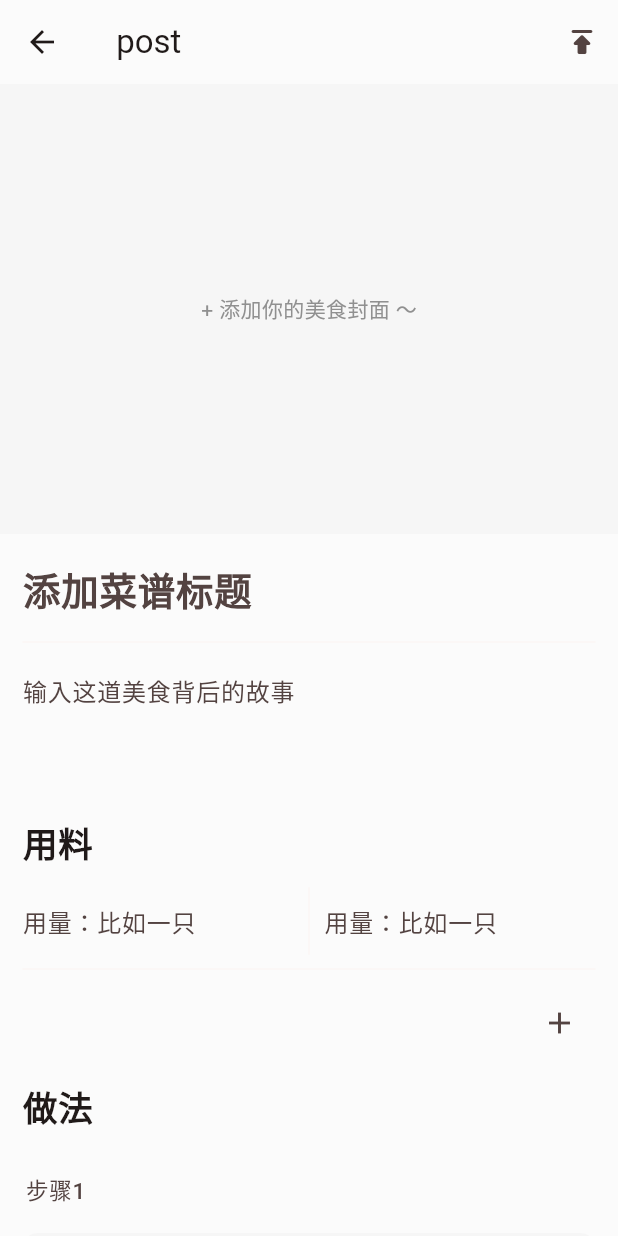
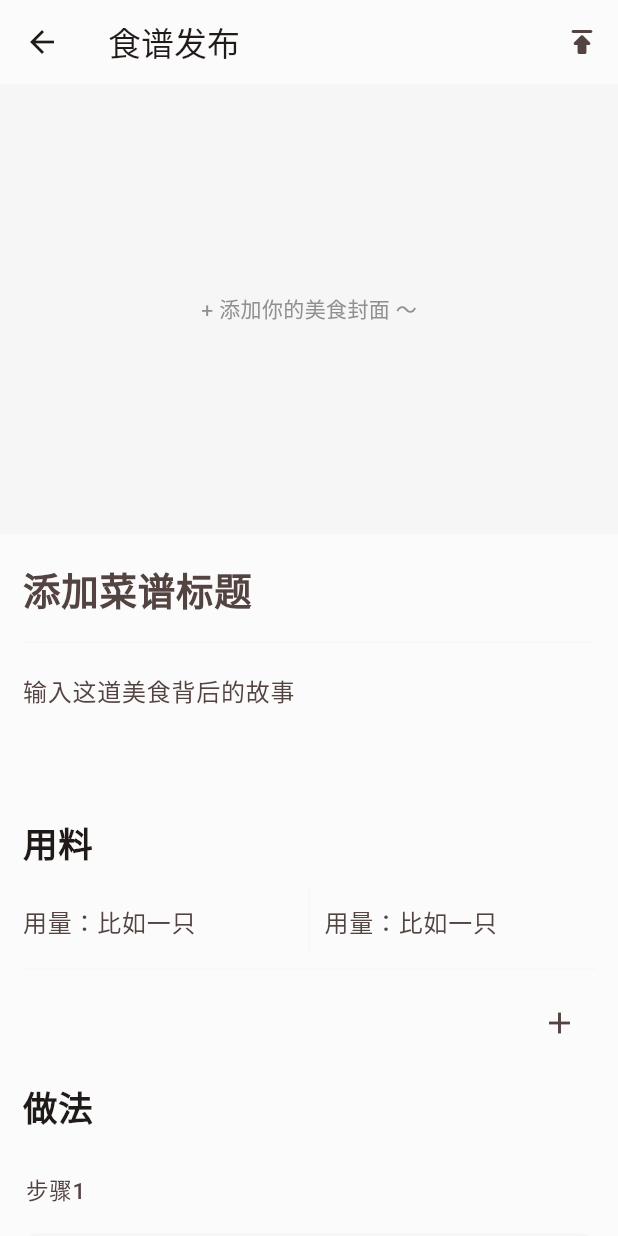
Before and after one commit to Flover-am/mise_seecooker_app, a Flutter app: the PublishRecipe screen opened directly, on a phone screen of 412 x 824 dp. Run offline on Flutter 3.47's test engine with Material 3 defaults, Android fonts, the phone set to English and light mode, and no system bars; our stand-ins replace animated_text_kit, card_swiper, dio, extended_image, fluttertoast, image_gallery_saver and 9 more; missing offline and left inert: dart:ffi, tabbed_sliverlist; accounts and stored records are empty; generated files the repository leaves out were written again; network calls fail; project files that could hold a hidden picture were left out.

Commit message:
feat: change text

```diff
--- a/lib/pages/publish/publish_recipe.dart
+++ b/lib/pages/publish/publish_recipe.dart
@@ -95,9 +95,9 @@ class _PublishRecipeState extends State<PublishRecipe> {
                       icon: const Icon(Icons.publish_rounded))
                 ],
                 title: Consumer<UserProvider>(
-                  builder: (context, user, child) => Stack(
+                  builder: (context, user, child) => const Stack(
                     children: [
-                      Text('${user.username} post'),
+                      Text('食谱发布'),
                     ],
                   ),
                 )),
```
